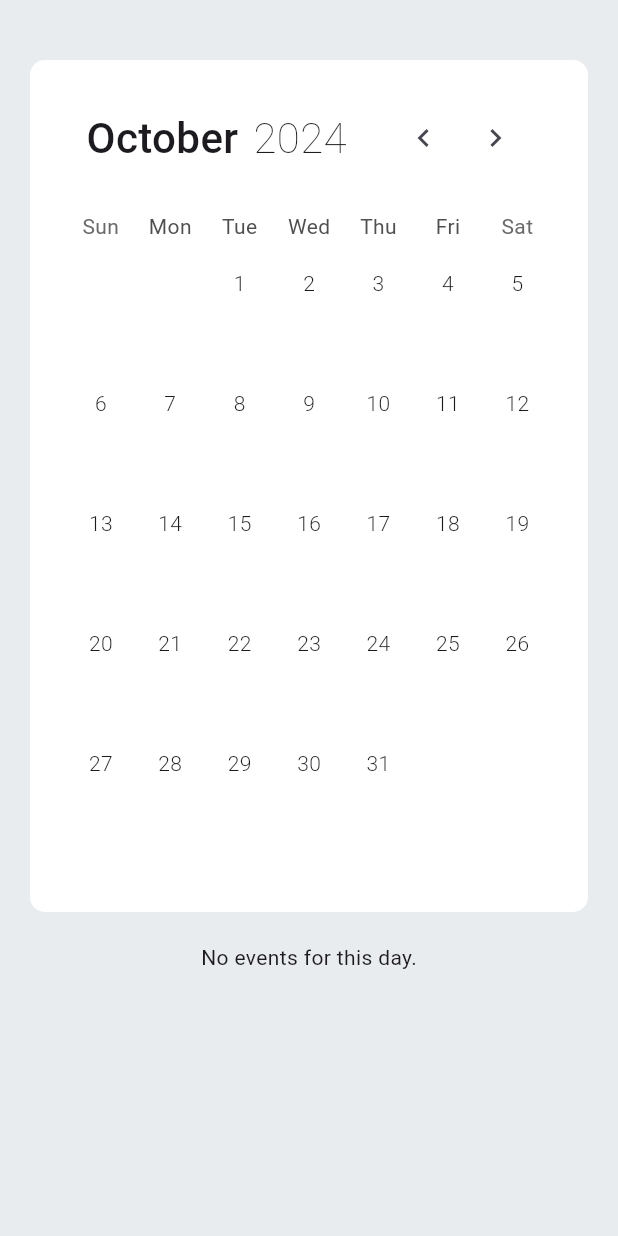
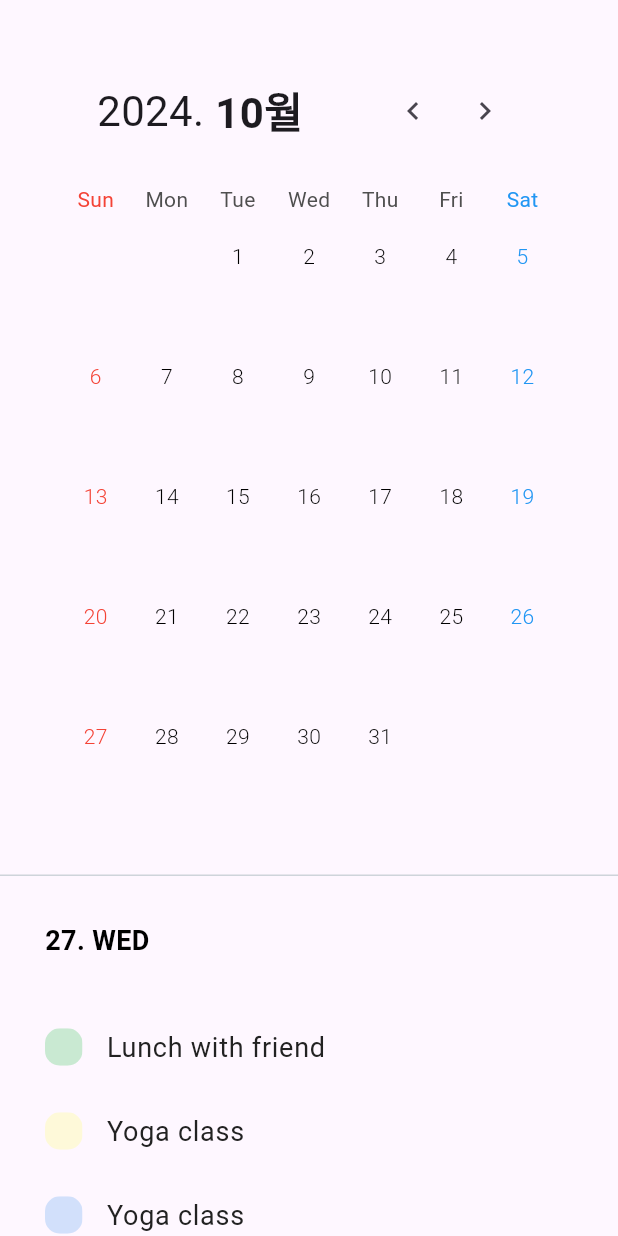
Before and after one commit to haaem/mY-Caly-flutter, a Flutter app: the screen it shows after launch, after a tap on the "chevron left" icon, on a phone screen of 412 x 824 dp. Run offline on Flutter 3.47's test engine with Material 3 defaults, Android fonts, the phone set to English and light mode, and no system bars; drawn by our look-alikes of table_calendar; our stand-ins replace dio, get, shared_preferences; Roboto replaces fonts that are missing (SFProRegular).

Commit message:
Design: UI 수정

```diff
--- a/lib/config/routes.dart
+++ b/lib/config/routes.dart
@@ -1,4 +1,5 @@
 import 'package:get/get.dart';
+import 'package:my_caly_flutter/pages/calendar/detail_page.dart';
 import 'package:my_caly_flutter/pages/check_interest/check_interest_page.dart';
 import 'package:my_caly_flutter/pages/check_interest/check_major_page.dart';
 import 'package:my_caly_flutter/pages/login/login_page.dart';
@@ -8,5 +9,6 @@ final List<GetPage> routes = [
   GetPage(name: '/login', page: () => LoginPage(), transition: Transition.zoom),
   GetPage(name: '/calendar', page: () => const CalendarPage(), transition: Transition.fade),
   GetPage(name: '/check_major', page: () => CheckMajorPage(), transition: Transition.fade),
-  GetPage(name: '/check_interest', page: () => CheckInterestPage(), transition: Transition.fade)
+  GetPage(name: '/check_interest', page: () => CheckInterestPage(), transition: Transition.fade),
+  GetPage(name: '/detail', page: () => DetailPage())
 ];
--- a/lib/main.dart
+++ b/lib/main.dart
@@ -17,7 +17,7 @@ class MyApp extends StatelessWidget {
       debugShowCheckedModeBanner: false,
       theme: ThemeData(
         primarySwatch: Colors.indigo,
-        canvasColor: Color(0xffC5C6CC)
+        canvasColor: Colors.white
       ),
       initialRoute: '/calendar',
       getPages: routes,
--- a/lib/pages/calendar/calendar_page.dart
+++ b/lib/pages/calendar/calendar_page.dart
@@ -3,6 +3,7 @@ import 'package:my_caly_flutter/config/color.dart';
 import 'package:my_caly_flutter/config/text/body_text.dart';
 import 'package:table_calendar/table_calendar.dart';
 import 'package:my_caly_flutter/pages/calendar/event.dart';
+import 'package:get/get.dart';
 
 class CalendarPage extends StatefulWidget {
   const CalendarPage({super.key});
@@ -52,33 +53,35 @@ class _CalendarPageState extends State<CalendarPage> {
   }
 
   String _monthName(int month) {
-    const months = [
-      'January',
-      'February',
-      'March',
-      'April',
-      'May',
-      'June',
-      'July',
-      'August',
-      'September',
-      'October',
-      'November',
-      'December'
-    ];
+    const months = ['1월', '2월', '3월', '4월', '5월', '6월', '7월', '8월', '9월', '10월', '11월', '12월'];
     return months[month - 1];
+  }
+
+  String _getWeekday(int day) {
+    const weekdays = ['MON', 'TUE', 'WED', 'THU', 'FRI', 'SAT', 'SUN'];
+    return weekdays[day-1];
   }
 
   Color _getCategoryColor(String category) {
     switch (category) {
-      case 'orange':
-        return Colors.orange;
-      case 'pink':
-        return Colors.pink;
-      case 'blue':
-        return Colors.blue;
+      case '학사일정':
+        return const Color(0xff97C2E6);
+      case '장학금':
+        return const Color(0xffFFE3E3);
+      case '인턴':
+        return const Color(0xffC9E9D2);
+      case '채용':
+        return const Color(0xffFEF9D9);
+      case '행사':
+        return const Color(0xffD2E0FB);
+      case '대학원':
+        return const Color(0xffFFD09B);
+      case '대외활동':
+        return const Color(0xffCEA8DE);
+      case '동아리':
+        return const Color(0xffB6A28E);
       default:
-        return Colors.grey;
+        return const Color(0xffC9C9C9);
     }
   }
 
@@ -86,24 +89,16 @@ class _CalendarPageState extends State<CalendarPage> {
   Widget build(BuildContext context) {
     return SafeArea(
       child: Scaffold(
-        backgroundColor: backgroundColor,
         body: SingleChildScrollView(
-          child: Padding(
-            padding: const EdgeInsets.fromLTRB(20, 40, 20, 15),
-            child: Column(
-              children: [
-                ClipRRect(
-                  borderRadius: BorderRadius.circular(10),
-                  child: Container(
-                    color: Colors.white,
           child: Column(
             children: [
               const SizedBox(height: 20,),
-                        // header
+              // 캘린더
               Padding(
-                          padding: const EdgeInsets.symmetric(horizontal: 24, vertical: 8),
+                padding: const EdgeInsets.fromLTRB(40, 30, 40, 0),
                 child: Column(
                   children: [
+                    // header
                     GestureDetector(
                       onTap: () {
                         setState(() {
@@ -117,18 +112,17 @@ class _CalendarPageState extends State<CalendarPage> {
                           Row(
                             children: [
                               Text(
+                                '${_focusedDay.year}. ',
+                                style: const TextStyle(
+                                  fontSize: 28,
+                                  fontWeight: FontWeight.w400,
+                                ),
+                              ),
+                              Text(
                                 _monthName(_focusedDay.month),
                                 style: const TextStyle(
                                   fontSize: 28,
-                                            fontWeight: FontWeight.w500,
-                                          ),
-                                        ),
-                                        const SizedBox(width: 10),
-                                        Text(
-                                          '${_focusedDay.year}',
-                                          style: const TextStyle(
-                                            fontSize: 28,
-                                            fontWeight: FontWeight.w200,
+                                  fontWeight: FontWeight.bold,
                                 ),
                               ),
                             ],
@@ -163,13 +157,15 @@ class _CalendarPageState extends State<CalendarPage> {
                         });
                       },
                       onPageChanged: (focusedDay) {
+                        setState(() {
                           _focusedDay = focusedDay;
+                        });
                       },
                       headerVisible: false,
                       daysOfWeekHeight: 50,
                       calendarStyle: const CalendarStyle(
                         defaultTextStyle: TextStyle(color: primaryBlue),
-                                  weekendTextStyle: TextStyle(color: primaryBlack),
+                        weekendTextStyle: TextStyle(color: Colors.red),
                         outsideDaysVisible: false,
                         // 기본 날짜 스타일
                         defaultDecoration: BoxDecoration(
@@ -179,29 +175,68 @@ class _CalendarPageState extends State<CalendarPage> {
                       rowHeight: 80,
                       availableGestures: AvailableGestures.horizontalSwipe,
                       calendarBuilders: CalendarBuilders(
+                        dowBuilder: (context, day) {
+                          if (day.weekday == DateTime.saturday) {
+                            // 토요일
+                            return const Center(
+                              child: Text(
+                                'Sat',
+                                style: TextStyle(color: Colors.blue),
+                              ),
+                            );
+                          } else if (day.weekday == DateTime.sunday) {
+                            // 일요일
+                            return const Center(
+                              child: Text(
+                                'Sun',
+                                style: TextStyle(color: Colors.red),
+                              ),
+                            );
+                          }
+                          // 나머지 요일
+                          return null;
+                        },
                         defaultBuilder: (context, day, focusedDay) {
                           final dayEvents = _getEventsForDay(day);
-                                    return _buildEvent(day, dayEvents, false, primaryTransparent);
+                          final isSaturday = day.weekday == DateTime.saturday;
+                          final isSunday = day.weekday == DateTime.sunday;
+                          return _buildEvent(day, dayEvents, false, primaryTransparent, isSaturday, isSunday);
                         },
                         selectedBuilder: (context, day, focusedDay) {
                           final dayEvents = _getEventsForDay(day);
-                                    return _buildEvent(day, dayEvents, true, primaryBlack);
+                          final isSaturday = day.weekday == DateTime.saturday;
+                          final isSunday = day.weekday == DateTime.sunday;
+                          return _buildEvent(day, dayEvents, true, primaryBlack, isSaturday, isSunday);
                         },
                         todayBuilder: (context, day, focusedDay) {
                           final dayEvents = _getEventsForDay(day);
-                                    return _buildEvent(day, dayEvents, true, Colors.black26);
+                          final isSaturday = day.weekday == DateTime.saturday;
+                          final isSunday = day.weekday == DateTime.sunday;
+                          return _buildEvent(day, dayEvents, true, Colors.black26, isSaturday, isSunday);
                         },
                       ),
                     ),
                   ],
                 ),
               ),
-                        const SizedBox(height: 24,)
-                      ],
+              const SizedBox(height: 25),
+              Container(
+                height: 1,
+                color: primaryGrey,
               ),
+              const SizedBox(height: 30,),
+              Padding(
+                padding: const EdgeInsets.fromLTRB(30,0,30,0),
+                child: Column(
+                  crossAxisAlignment: CrossAxisAlignment.start,
+                  children: [
+                    BodyText(
+                      text: '${_selectedDay!.day}. ${_getWeekday(_selectedDay!.weekday)}',
+                      weight: FontWeight.w700,
+                      size: 18,
+                      color: (_selectedDay!.weekday == 6) ? Colors.blue : (_selectedDay!.weekday == 7) ? Colors.red : Colors.black,
                     ),
-                ),
-                const SizedBox(height: 20),
+                    const SizedBox(height: 30,),
                     _selectedDay != null && _getEventsForDay(_selectedDay!).isNotEmpty
                         ? ListView.builder(
                       shrinkWrap: true,
@@ -209,49 +244,66 @@ class _CalendarPageState extends State<CalendarPage> {
                       itemCount: _getEventsForDay(_selectedDay!).length,
                       itemBuilder: (context, index) {
                         final event = _getEventsForDay(_selectedDay!)[index];
-                    return ListTile(
-                      title: BodyText(text: event.title),
-                      subtitle: BodyText(text: "Until: ${event.date}", size: 12),
+                        return GestureDetector(
+                          onTap: () {
+                            Get.toNamed('/detail', arguments: {"id": event.id});
+                          },
+                          child: Row(
+                            children: [
+                              ClipRRect(
+                                borderRadius: BorderRadius.circular(10),
+                                child: Container(color: _getCategoryColor(event.category), width: 25, height: 25,)
+                              ),
+                              Flexible(
+                                child: ListTile(
+                                  title: BodyText(text: event.title, size: 18, weight: FontWeight.normal,),
+                                ),
+                              ),
+                            ],
+                          ),
                         );
                       },
                     )
                         : const Center(
                       child: Text("No events for this day."),
                     ),
+                    const SizedBox(height: 30,)
                   ],
                 ),
+              ),
+            ],
           ),
         ),
       ),
     );
   }
 
-  Widget _buildEvent(DateTime day, List<Event> dayEvents, bool hasCircle, Color circleColor) {
+  Widget _buildEvent(DateTime day, List<Event> dayEvents, bool hasCircle, Color circleColor, bool isSat, bool isSun) {
     return Container(
       padding: const EdgeInsets.symmetric(horizontal: 1, vertical: 3),
       child: Column(
         children: [
           hasCircle ? Container(
             alignment: Alignment.center,
-            width: 25,
-            height: 25,
+            width: 20,
+            height: 20,
             decoration: BoxDecoration(
               color: circleColor,
               shape: BoxShape.circle,
             ),
-            padding: const EdgeInsets.all(6),
             child: Text(
               '${day.day}',
-              style: const TextStyle(fontSize: 11, fontWeight: FontWeight.w400, color: Colors.white),
+              style: TextStyle(fontSize: 11, fontWeight: FontWeight.w400, color: isSat ? Colors.blue : isSun ? Colors.red : Colors.white),
             ),
           ) : Text(
             '${day.day}',
-            style: const TextStyle(
+            style: TextStyle(
               fontSize: 14,
               fontWeight: FontWeight.w300,
+              color: isSat ? Colors.blue : isSun ? Colors.red : Colors.black
             ),
           ),
-          hasCircle ? const SizedBox(height: 1,) : const SizedBox(height: 6,),
+          const SizedBox(height: 2,),
           if (dayEvents.isNotEmpty)
             Flexible(
               child: ListView.builder(
@@ -262,8 +314,8 @@ class _CalendarPageState extends State<CalendarPage> {
                 itemBuilder: (context, index) {
                   final event = dayEvents[index];
                   return Container(
-                    margin: const EdgeInsets.symmetric(vertical: 1),
-                    padding: const EdgeInsets.symmetric(horizontal: 4, vertical: 0.5),
+                    margin: const EdgeInsets.symmetric(vertical: 0.7),
+                    padding: const EdgeInsets.symmetric(horizontal: 2.5),
                     decoration: BoxDecoration(
                       color: _getCategoryColor(event.category),
                       borderRadius: BorderRadius.circular(3),
@@ -273,8 +325,8 @@ class _CalendarPageState extends State<CalendarPage> {
                       maxLines: 1,
                       overflow: TextOverflow.ellipsis,
                       style: const TextStyle(
-                        color: Colors.white,
-                        fontSize: 10,
+                        color: Colors.black,
+                        fontSize: 8.5,
                       ),
                     ),
                   );
--- /dev/null
+++ b/lib/pages/calendar/detail_page.dart
@@ -0,0 +1,24 @@
+import 'package:flutter/material.dart';
+import 'package:get/get.dart';
+
+import '../../config/text/body_text.dart';
+
+class DetailPage extends StatelessWidget {
+  const DetailPage({super.key});
+
+  @override
+  Widget build(BuildContext context) {
+    final args = Get.arguments as Map<String, dynamic>;
+    final int id = args["id"];
+
+    return SafeArea(
+      child: Scaffold(
+        body: SingleChildScrollView(
+          child: Container(
+            child: BodyText(text: '${id}',)
+          ),
+        ),
+      ),
+    );
+  }
+}
--- a/lib/pages/calendar/event.dart
+++ b/lib/pages/calendar/event.dart
@@ -2,14 +2,16 @@ class Event {
   final DateTime date;
   final String title;
   final String category;
+  final int id;
 
-  Event({required this.date, required this.title, required this.category});
+  Event({required this.date, required this.title, required this.category, required this.id});
 
   factory Event.fromJson(Map<String, dynamic> json) {
     return Event(
       date: DateTime.parse(json['date']),
       title: json['title'],
-      category: json['category']
+      category: json['category'],
+      id: json['id']
     );
   }
 
@@ -18,19 +20,27 @@ class Event {
       'date': date.toIso8601String(),
       'title': title,
       'category': category,
+      'id': id
     };
   }
 }
 
 // 임시 이벤트 데이터 (서버에서 받아올 데이터)
 Map<DateTime, List<Event>> events = {
-  DateTime(2024, 11, 10): [Event(date: DateTime(2024, 11, 10), title: "Meeting with team", category: 'orange')],
-  DateTime(2024, 11, 11): [Event(date: DateTime(2024, 11, 11), title: "Doctor's appointment", category: 'pink')],
+  DateTime(2024, 11, 10): [Event(date: DateTime(2024, 11, 10), title: "Meeting with team", category: '대외활동', id: 1),],
+  DateTime(2024, 11, 11): [Event(date: DateTime(2024, 11, 11), title: "Doctor's appointment", category: '동아리', id: 2)],
   DateTime(2024, 11, 12): [
-    Event(date: DateTime(2024, 11, 12), title: "Lunch with friend", category: 'blue'),
-    Event(date: DateTime(2024, 11, 12), title: "Yoga class", category: 'grey'),
-    Event(date: DateTime(2024, 11, 12), title: "Yoga class", category: 'grey'),
-    Event(date: DateTime(2024, 11, 12), title: "Yoga class", category: 'grey'),
-    Event(date: DateTime(2024, 11, 12), title: "Yoga class", category: 'grey'),
+    Event(date: DateTime(2024, 11, 12), title: "Lunch with friend", category: '인턴', id: 3),
+    Event(date: DateTime(2024, 11, 12), title: "Yoga class", category: '채용', id: 4),
+    Event(date: DateTime(2024, 11, 12), title: "Yoga class", category: '행사', id: 5),
+    Event(date: DateTime(2024, 11, 12), title: "Yoga class", category: '대학원', id: 6),
+    Event(date: DateTime(2024, 11, 12), title: "Yoga class", category: '장학금', id: 7),
+  ],
+  DateTime(2024, 11, 27): [
+    Event(date: DateTime(2024, 11, 12), title: "Lunch with friend", category: '인턴', id: 8),
+    Event(date: DateTime(2024, 11, 12), title: "Yoga class", category: '채용', id: 9),
+    Event(date: DateTime(2024, 11, 12), title: "Yoga class", category: '행사', id: 10),
+    Event(date: DateTime(2024, 11, 12), title: "Yoga class", category: '대학원', id: 11),
+    Event(date: DateTime(2024, 11, 12), title: "Yoga class", category: '장학금', id: 12),
   ],
 };
--- a/lib/pages/check_interest/check_interest_page.dart
+++ b/lib/pages/check_interest/check_interest_page.dart
@@ -70,7 +70,6 @@ class _CheckInterestPageState extends State<CheckInterestPage> {
     var width = media.width;
 
     return Scaffold(
-      backgroundColor: backgroundColor,
         body: SafeArea(
             child: Padding(
                 padding: EdgeInsets.fromLTRB(30, 40, 30, 20),
@@ -78,22 +77,30 @@ class _CheckInterestPageState extends State<CheckInterestPage> {
                     crossAxisAlignment: CrossAxisAlignment.start,
                     children: [
                       ClipRRect(
+                        child: Container(
+                          width: (width-60),
+                          height: 7,
+                          color: primaryBlack,
+                        ),
                         borderRadius: BorderRadius.circular(5),
-                        child: Row(
-                          children: [
-                            Container(
-                              height: 7,
-                              width: (width - 60) / 2,
-                              decoration: BoxDecoration(color: primaryGrey),
-                            ),
-                            Container(
-                              height: 7,
-                              width: (width - 60) / 2,
-                              decoration: BoxDecoration(color: primaryBlue),
-                            ),
-                          ],
-                        ),
                       ),
+                      // ClipRRect(
+                      //   borderRadius: BorderRadius.circular(5),
+                      //   child: Row(
+                      //     children: [
+                      //       Container(
+                      //         height: 7,
+                      //         width: (width - 60) / 2,
+                      //         decoration: BoxDecoration(color: primaryGrey),
+                      //       ),
+                      //       Container(
+                      //         height: 7,
+                      //         width: (width - 60) / 2,
+                      //         decoration: BoxDecoration(color: primaryBlue),
+                      //       ),
+                      //     ],
+                      //   ),
+                      // ),
                       const SizedBox(height: 40),
                       const TitleText(
                         text: 'Personalize your Interests',
@@ -157,10 +164,10 @@ class _CheckInterestPageState extends State<CheckInterestPage> {
                           width: width - 40,
                           decoration: BoxDecoration(
                             borderRadius: BorderRadius.circular(10),
-                            color: primaryBlue,
+                            color: primaryBlack,
                           ),
                           child: const BodyText(
-                            text: 'Next',
+                            text: 'Done',
                             color: Colors.white,
                           ),
                         ),
--- a/lib/pages/check_interest/check_major_page.dart
+++ b/lib/pages/check_interest/check_major_page.dart
@@ -21,11 +21,11 @@ class _CheckMajorPageState extends State<CheckMajorPage> {
   String? selectedMajor;
   String? selectedGrade;
 
-  void _saveMajorAndGrade(String major, String grade) {
+  void _saveMajor(String major) {
     SharedPreferences.getInstance().then((prefs) {
       prefs.setString('selectedMajor', major);
-      prefs.setString('selectedGrade', grade);
-      print("Saved Major: $major, Grade: $grade");
+      // prefs.setString('selectedGrade', grade);
+      print("Saved Major: $major");
     });
   }
 
@@ -36,7 +36,6 @@ class _CheckMajorPageState extends State<CheckMajorPage> {
     var height = media.height;
 
     return Scaffold(
-      backgroundColor: backgroundColor,
       body: SafeArea(
           child: SingleChildScrollView(
             child: Padding(
@@ -84,26 +83,26 @@ class _CheckMajorPageState extends State<CheckMajorPage> {
                       });
                     },
                   ),
-                  const SizedBox(height: 30,),
+                  // const SizedBox(height: 30,),
                   // 학년 선택
-                  const BodyText(text: 'Select your Grade:', color: primaryBlack),
-                  const SizedBox(height: 10),
-                  DropdownButton<String>(
-                    value: selectedGrade,
-                    hint: const Text('Select Grade'),
-                    isExpanded: true,
-                    items: grades.map((String grade) {
-                      return DropdownMenuItem<String>(
-                        value: grade,
-                        child: Text(grade),
-                      );
-                    }).toList(),
-                    onChanged: (String? value) {
-                      setState(() {
-                        selectedGrade = value;
-                      });
-                    },
-                  ),
+                  // const BodyText(text: 'Select your Grade:', color: primaryBlack),
+                  // const SizedBox(height: 10),
+                  // DropdownButton<String>(
+                  //   value: selectedGrade,
+                  //   hint: const Text('Select Grade'),
+                  //   isExpanded: true,
+                  //   items: grades.map((String grade) {
+                  //     return DropdownMenuItem<String>(
+                  //       value: grade,
+                  //       child: Text(grade),
+                  //     );
+                  //   }).toList(),
+                  //   onChanged: (String? value) {
+                  //     setState(() {
+                  //       selectedGrade = value;
+                  //     });
+                  //   },
+                  // ),
                   const SizedBox(height: 30,),
                   GestureDetector(
                     child: Container(
@@ -111,11 +110,12 @@ class _CheckMajorPageState extends State<CheckMajorPage> {
                       alignment: Alignment.center,
                       height: 50,
                       width: width-40,
-                      decoration: BoxDecoration(border: Border.all(), color: primaryBlue, borderRadius: BorderRadius.circular(10)),
+                      decoration: BoxDecoration(border: Border.all(), color: primaryBlack, borderRadius: BorderRadius.circular(10)),
                     ),
                     onTap: () {
-                      if (selectedMajor != null && selectedGrade != null) {
-                        _saveMajorAndGrade(selectedMajor!, selectedGrade!);
+                      // if (selectedMajor != null && selectedGrade != null) {
+                      if (selectedMajor != null) {
+                        _saveMajor(selectedMajor!);
                         Get.toNamed('/check_interest');
                       } else {
                         // 전공이나 학년이 선택되지 않은 경우
--- a/lib/pages/login/login_page.dart
+++ b/lib/pages/login/login_page.dart
@@ -3,6 +3,7 @@ import 'package:get/get.dart';
 import 'package:my_caly_flutter/config/color.dart';
 import 'package:my_caly_flutter/config/text/body_text.dart';
 import 'package:my_caly_flutter/config/text/title_text.dart';
+import 'package:dio/dio.dart';
 
 class LoginPage extends StatelessWidget {
   LoginPage({super.key});
@@ -10,6 +11,8 @@ class LoginPage extends StatelessWidget {
   // controller
   final TextEditingController _idController = TextEditingController();
   final TextEditingController _passwordController = TextEditingController();
+
+  final dio = Dio();
 
   // 로그인 버튼 눌렀을 때
   void _login() {
@@ -24,6 +27,7 @@ class LoginPage extends StatelessWidget {
       );
       return;
     }
+
     Get.toNamed('/check_major');
   }
 
@@ -34,7 +38,6 @@ class LoginPage extends StatelessWidget {
     var height = media.height;
 
     return Scaffold(
-      backgroundColor: backgroundColor,
       body: SingleChildScrollView(
         child: Padding(
           padding: EdgeInsets.fromLTRB(20, height*0.25, 20, 20),
--- a/pubspec.yaml
+++ b/pubspec.yaml
@@ -37,6 +37,7 @@ dependencies:
   cupertino_icons: ^1.0.8
   get: ^4.6.6
   shared_preferences: ^2.3.3
+  dio: ^5.7.0
 
   #table_calendar
   table_calendar: ^3.1.2
```
Also changed, not shown: pubspec.lock, 1 other file. Lines whose indentation alone changed are shown as unchanged.
